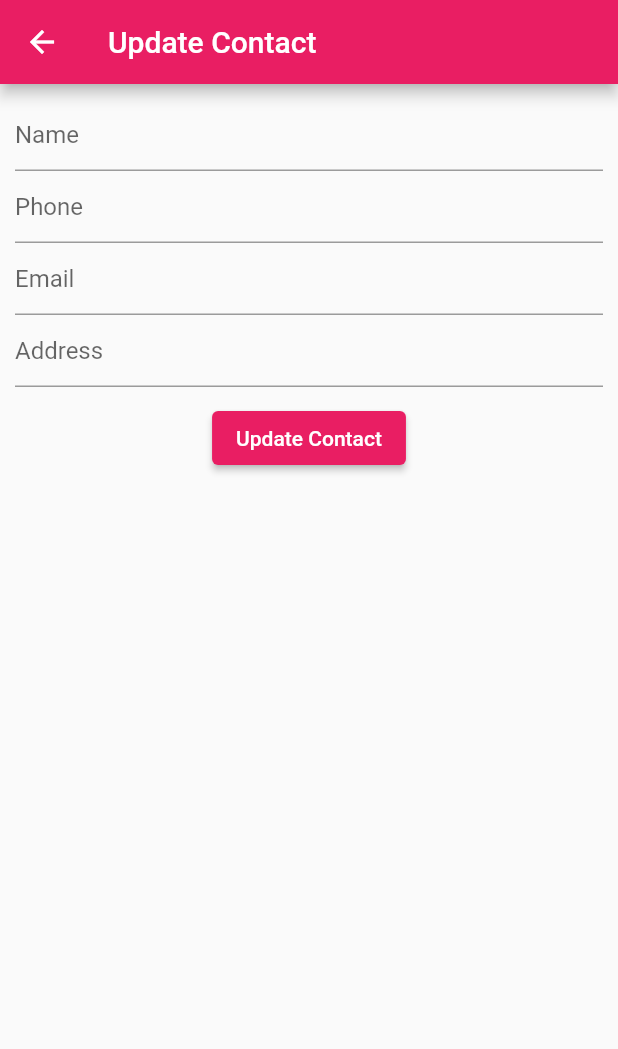
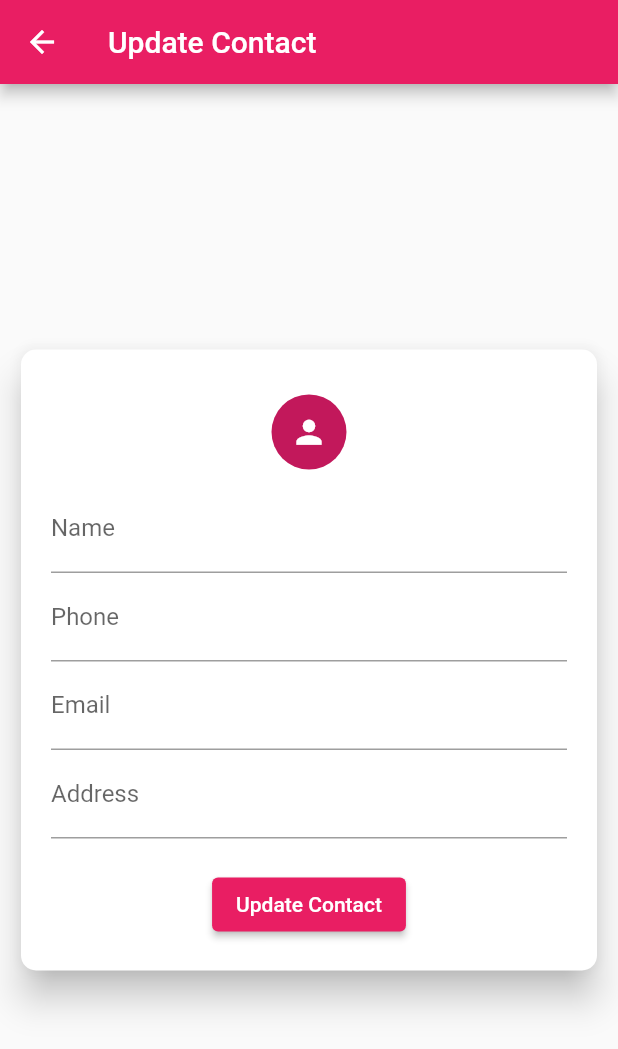
Before and after one commit to ddddddwwwwiiiaap/exercisefirebase_055, a Flutter app: the UpdateContact screen opened directly with empty values, on a phone screen of 412 x 824 dp. Shown: the top 1049 px of the screen. Run offline on Flutter 3.47's test engine with Material 2 defaults, Android fonts, the phone set to English and light mode, and no system bars; our stand-ins replace cloud_firestore, firebase_auth, firebase_core; missing offline and left inert: dart:ffi; accounts and stored records are empty.

Commit message:
Update view update_contact

```diff
--- a/lib/view/update_contact.dart
+++ b/lib/view/update_contact.dart
@@ -32,18 +32,43 @@ class _UpdateContactState extends State<UpdateContact> {
       appBar: AppBar(
         title: const Text('Update Contact'),
       ),
-      body: Padding(
+      body: SafeArea(
+        child: Padding(
           padding: const EdgeInsets.all(10.0),
           child: Form(
             key: formKey,
             child: Column(
+              mainAxisAlignment: MainAxisAlignment.center,
               children: [
+                Card(
+                  shape: RoundedRectangleBorder(
+                    borderRadius: BorderRadius.circular(10),
+                  ),
+                  elevation: 10,
+                  shadowColor: Colors.black,
+                  child: Padding(
+                    padding: const EdgeInsets.all(20.0),
+                    child: Column(
+                      children: [
+                        const SizedBox(
+                          height: 10,
+                        ),
+                        const CircleAvatar(
+                          radius: 25,
+                          child: Icon(
+                            Icons.person,
+                            size: 25,
+                          ),
+                        ),
+                        const SizedBox(
+                          height: 10,
+                        ),
                         TextFormField(
                           controller: TextEditingController(
                             text: widget.contactModel.name,
                           ),
                           decoration: const InputDecoration(
-                  hintText: 'Name',
+                            labelText: 'Name',
                           ),
                           onChanged: (value) => name = value,
                         ),
@@ -52,7 +77,7 @@ class _UpdateContactState extends State<UpdateContact> {
                             text: widget.contactModel.phone,
                           ),
                           decoration: const InputDecoration(
-                  hintText: 'Phone',
+                            labelText: 'Phone',
                           ),
                           onChanged: (value) => phone = value,
                         ),
@@ -61,7 +86,7 @@ class _UpdateContactState extends State<UpdateContact> {
                             text: widget.contactModel.email,
                           ),
                           decoration: const InputDecoration(
-                  hintText: 'Email',
+                            labelText: 'Email',
                           ),
                           onChanged: (value) => email = value,
                         ),
@@ -70,12 +95,12 @@ class _UpdateContactState extends State<UpdateContact> {
                             text: widget.contactModel.address,
                           ),
                           decoration: const InputDecoration(
-                  hintText: 'Address',
+                            labelText: 'Address',
                           ),
                           onChanged: (value) => address = value,
                         ),
                         const SizedBox(
-                height: 10,
+                          height: 20,
                         ),
                         ElevatedButton(
                           child: const Text('Update Contact'),
@@ -109,6 +134,11 @@ class _UpdateContactState extends State<UpdateContact> {
                     ),
                   ),
                 ),
+              ],
+            ),
+          ),
+        ),
+      ),
     );
   }
 }
```
Lines whose indentation alone changed are shown as unchanged.
